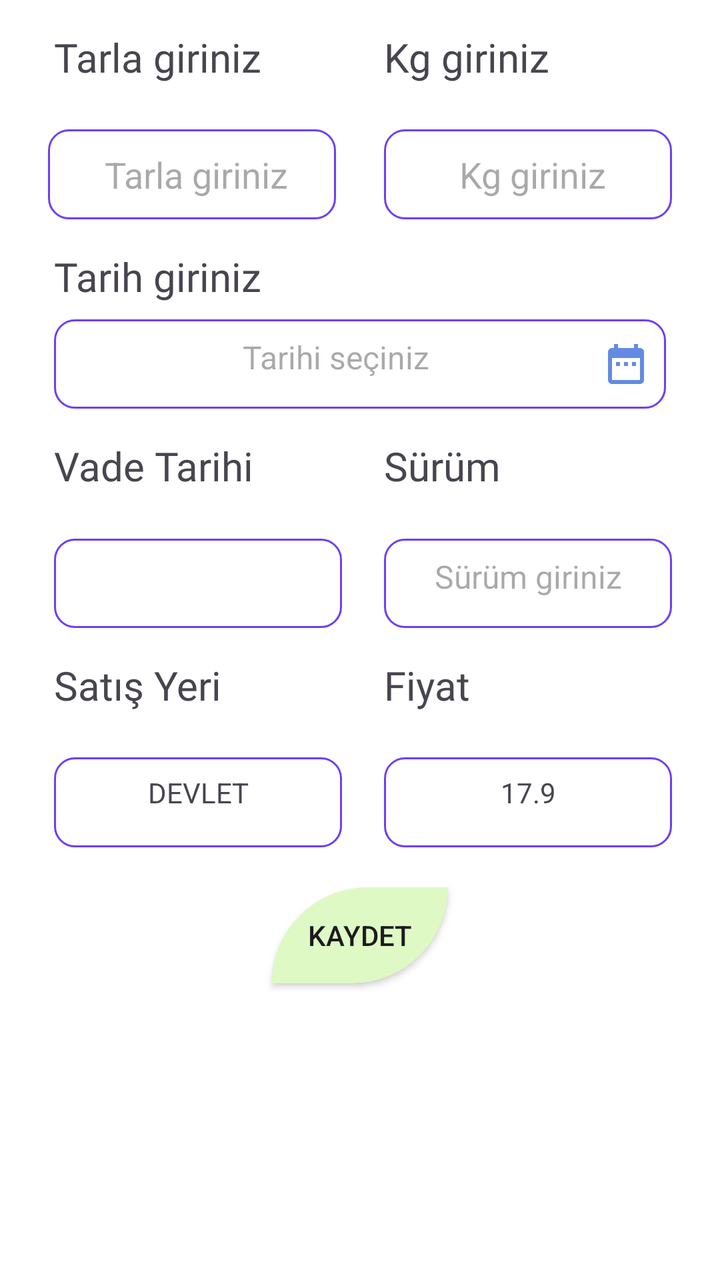
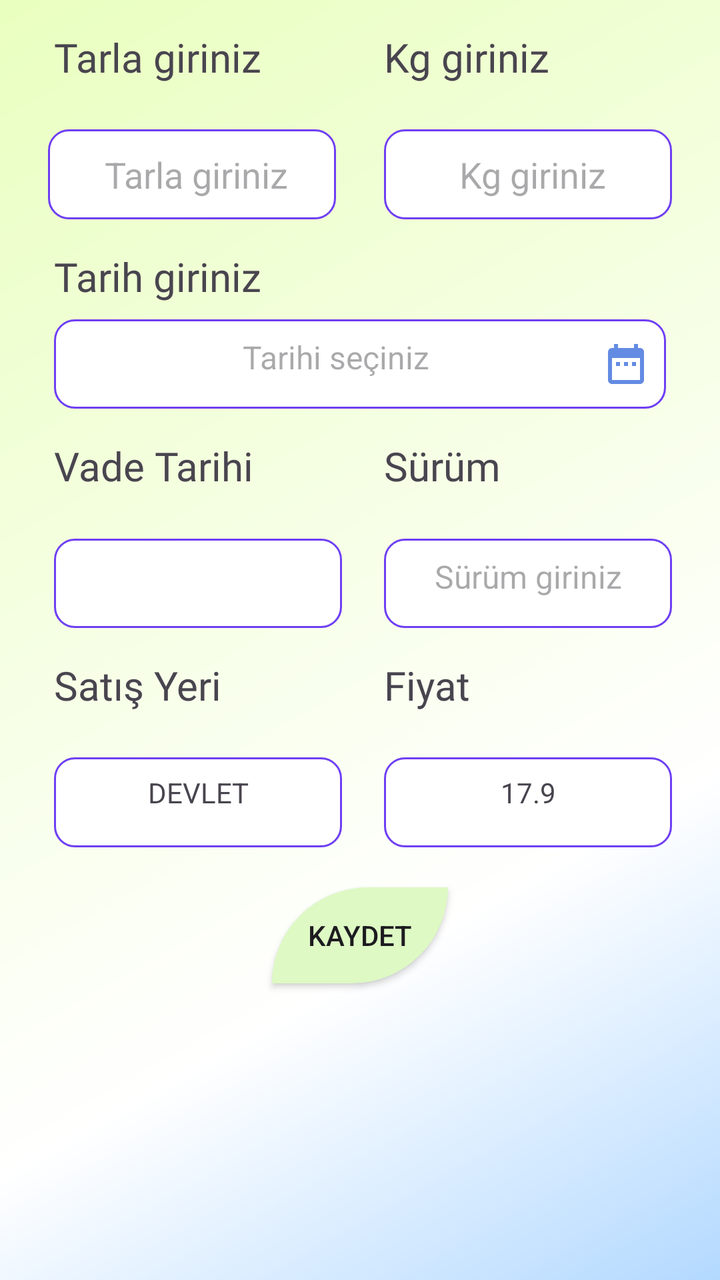

Before-and-after screenshots of an Android layout around one commit, followed by the original layout XML and the change that was made.
<!-- AndroidManifest.xml: application theme Theme.DesignExample -->
<!-- res/layout/fragment_devlet.xml -->
<?xml version="1.0" encoding="utf-8"?>
<androidx.constraintlayout.widget.ConstraintLayout xmlns:android="http://schemas.android.com/apk/res/android"
    xmlns:app="http://schemas.android.com/apk/res-auto"
    xmlns:tools="http://schemas.android.com/tools"
    android:layout_width="match_parent"
    android:layout_height="match_parent"
    android:background="#FFFFFF"
    tools:context=".design.new_design">

    <androidx.constraintlayout.widget.ConstraintLayout
        android:id="@+id/constraintLayout2"
        android:layout_width="match_parent"
        android:layout_height="0dp"
        app:layout_constraintBottom_toBottomOf="parent"
        app:layout_constraintEnd_toEndOf="parent"
        app:layout_constraintStart_toStartOf="parent"
        app:layout_constraintTop_toTopOf="parent">

        <TextView
            android:id="@+id/TarlaTextView"
            android:layout_width="0dp"
            android:layout_height="0dp"
            android:layout_marginTop="15dp"
            android:fontFamily="@font/plus_jakarta_sans"
            android:text="Tarla giriniz"
            android:textSize="20sp"
            app:layout_constraintHeight_percent="0.07"
            app:layout_constraintStart_toStartOf="@+id/TarihTextView"
            app:layout_constraintTop_toTopOf="parent"
            app:layout_constraintWidth_percent="0.4" />

        <TextView
            android:id="@+id/KgTextView"
            android:layout_width="0dp"
            android:layout_height="0dp"
            android:fontFamily="@font/plus_jakarta_sans"
            android:text="Kg giriniz"
            android:textSize="20sp"
            app:layout_constraintHeight_percent="0.07"
            app:layout_constraintStart_toStartOf="@+id/KgEditText"
            app:layout_constraintTop_toTopOf="@+id/TarlaTextView"
            app:layout_constraintWidth_percent="0.4" />

        <AutoCompleteTextView
            android:id="@+id/TarlaEditText"
            android:layout_width="0dp"
            android:layout_height="0dp"
            android:layout_marginTop="5dp"
            android:background="@drawable/edit_text_custom"
            android:hint=" Tarla giriniz"
            android:textAlignment="center"
            app:layout_constraintEnd_toStartOf="@+id/KgEditText"
            app:layout_constraintHeight_percent="0.07"
            app:layout_constraintHorizontal_bias="0.5"
            app:layout_constraintStart_toStartOf="parent"
            app:layout_constraintTop_toBottomOf="@+id/TarlaTextView"
            app:layout_constraintWidth_percent="0.4" />

        <EditText
            android:id="@+id/KgEditText"
            android:layout_width="0dp"
            android:layout_height="0dp"
            android:layout_marginTop="5dp"
            android:background="@drawable/edit_text_custom"
            android:ems="10"
            android:hint=" Kg giriniz"
            android:inputType="number|numberDecimal"
            android:textAlignment="center"
            app:layout_constraintEnd_toEndOf="parent"
            app:layout_constraintHeight_percent="0.07"
            app:layout_constraintHorizontal_bias="0.5"
            app:layout_constraintStart_toEndOf="@+id/TarlaEditText"
            app:layout_constraintTop_toBottomOf="@+id/KgTextView"
            app:layout_constraintWidth_percent="0.4" />

        <TextView
            android:id="@+id/TarihEditText"
            android:layout_width="0dp"
            android:layout_height="0dp"
            android:layout_marginTop="8dp"
            android:background="@drawable/edit_text_custom"
            android:drawableEnd="@drawable/takvim_icon"
            android:hint="Tarihi seçiniz"
            android:padding="8dp"
            android:textAlignment="center"
            android:textSize="16sp"
            app:layout_constraintEnd_toEndOf="parent"
            app:layout_constraintHeight_percent="0.07"
            app:layout_constraintHorizontal_bias="0.5"
            app:layout_constraintStart_toStartOf="parent"
            app:layout_constraintTop_toBottomOf="@+id/TarihTextView"
            app:layout_constraintWidth_percent="0.85" />

        <TextView
            android:id="@+id/TarihTextView"
            android:layout_width="wrap_content"
            android:layout_height="wrap_content"
            android:layout_marginTop="15dp"
            android:fontFamily="@font/plus_jakarta_sans"
            android:text="Tarih giriniz"
            android:textSize="20sp"
            app:layout_constraintStart_toStartOf="@+id/TarihEditText"
            app:layout_constraintTop_toBottomOf="@+id/TarlaEditText" />

        <TextView
            android:id="@+id/VadeTarihiTextView"
            android:layout_width="0dp"
            android:layout_height="0dp"
            android:layout_marginTop="15dp"
            android:fontFamily="@font/plus_jakarta_sans"
            android:text="Vade Tarihi"
            android:textSize="20sp"
            app:layout_constraintHeight_percent="0.07"
            app:layout_constraintStart_toStartOf="@+id/TarihEditText"
            app:layout_constraintTop_toBottomOf="@+id/TarihEditText"
            app:layout_constraintWidth_percent="0.4" />

        <TextView
            android:id="@+id/VadeTarihiEdit"
            android:layout_width="0dp"
            android:layout_height="0dp"
            android:layout_marginTop="5dp"
            android:background="@drawable/edit_text_custom"
            android:fontFamily="@font/plus_jakarta_sans"
            android:padding="8dp"
            android:textAlignment="center"
            app:layout_constraintHeight_percent="0.07"
            app:layout_constraintStart_toStartOf="@+id/VadeTarihiTextView"
            app:layout_constraintTop_toBottomOf="@+id/VadeTarihiTextView"
            app:layout_constraintWidth_percent="0.4" />

        <TextView
            android:id="@+id/YılTextView"
            android:layout_width="0dp"
            android:layout_height="0dp"
            android:fontFamily="@font/plus_jakarta_sans"
            android:text="Sürüm"
            android:textSize="20sp"
            app:layout_constraintHeight_percent="0.07"
            app:layout_constraintStart_toStartOf="@+id/KgEditText"
            app:layout_constraintTop_toTopOf="@+id/VadeTarihiTextView"
            app:layout_constraintWidth_percent="0.4" />

        <TextView
            android:id="@+id/SurumEditText"
            android:layout_width="0dp"
            android:layout_height="0dp"
            android:layout_marginTop="5dp"
            android:background="@drawable/edit_text_custom"
            android:ems="10"
            android:padding="8dp"
            android:hint="Sürüm giriniz"
            android:inputType="text"
            android:textAlignment="center"
            android:textSize="16sp"
            app:layout_constraintHeight_percent="0.07"
            app:layout_constraintStart_toStartOf="@+id/YılTextView"
            app:layout_constraintTop_toBottomOf="@+id/YılTextView"
            app:layout_constraintWidth_percent="0.4" />

        <TextView
            android:id="@+id/SatisYeriTextView"
            android:layout_width="0dp"
            android:layout_height="0dp"
            android:layout_marginTop="15dp"
            android:fontFamily="@font/plus_jakarta_sans"
            android:text="Satış Yeri"
            android:textSize="20sp"
            app:layout_constraintHeight_percent="0.07"
            app:layout_constraintStart_toStartOf="@+id/VadeTarihiEdit"
            app:layout_constraintTop_toBottomOf="@+id/VadeTarihiEdit"
            app:layout_constraintWidth_percent="0.4" />

        <TextView
            android:id="@+id/SatisYeriEditText"
            android:layout_width="0dp"
            android:layout_height="0dp"
            android:layout_marginTop="5dp"
            android:background="@drawable/edit_text_custom"
            android:padding="8dp"
            android:text="DEVLET"
            android:textAlignment="center"
            app:layout_constraintHeight_percent="0.07"
            app:layout_constraintStart_toStartOf="@+id/SatisYeriTextView"
            app:layout_constraintTop_toBottomOf="@+id/SatisYeriTextView"
            app:layout_constraintWidth_percent="0.4" />

        <TextView
            android:id="@+id/FiyatTextView"
            android:layout_width="0dp"
            android:layout_height="0dp"
            android:layout_marginTop="15dp"
            android:fontFamily="@font/plus_jakarta_sans"
            android:text="Fiyat"
            android:textSize="20sp"
            app:layout_constraintHeight_percent="0.07"
            app:layout_constraintStart_toStartOf="@+id/SurumEditText"
            app:layout_constraintTop_toBottomOf="@+id/SurumEditText"
            app:layout_constraintWidth_percent="0.4" />

        <TextView
            android:id="@+id/FiyatEdit"
            android:layout_width="0dp"
            android:layout_height="0dp"
            android:layout_marginTop="5dp"
            android:background="@drawable/edit_text_custom"
            android:fontFamily="@font/plus_jakarta_sans"
            android:padding="8dp"
            android:text="17.9"
            android:textAlignment="center"
            app:layout_constraintHeight_percent="0.07"
            app:layout_constraintStart_toStartOf="@+id/FiyatTextView"
            app:layout_constraintTop_toBottomOf="@+id/FiyatTextView"
            app:layout_constraintWidth_percent="0.4" />

        <androidx.appcompat.widget.AppCompatButton
            android:id="@+id/KaydetButton"
            android:layout_width="wrap_content"
            android:layout_height="wrap_content"
            android:layout_marginTop="20dp"
            android:text="kaydet"
            android:background="@drawable/custom_button_design"
            app:layout_constraintEnd_toEndOf="parent"
            app:layout_constraintHorizontal_bias="0.5"
            app:layout_constraintStart_toStartOf="parent"
            app:layout_constraintTop_toBottomOf="@+id/SatisYeriEditText" />

    </androidx.constraintlayout.widget.ConstraintLayout>
</androidx.constraintlayout.widget.ConstraintLayout>
<!-- resources referenced by this layout -->
<resources>
  <!-- drawable custom_button_design (drawable) -->
  <?xml version="1.0" encoding="utf-8"?>
  <shape xmlns:android="http://schemas.android.com/apk/res/android"
          android:shape="rectangle">
  
      <solid android:color="#DEF9C4"/>
      <corners android:topLeftRadius="100dp" android:bottomRightRadius="100dp"/>
  
  </shape>
  <!-- drawable edit_text_custom (drawable) -->
  <?xml version="1.0" encoding="utf-8"?>
  <selector xmlns:android="http://schemas.android.com/apk/res/android">
  
      
      <item android:state_enabled="true" android:state_focused="true">
          <shape android:shape="rectangle">
              <solid android:color="@android:color/white" />
              <corners android:radius="12dp" />
              <stroke android:width="2dp" android:color="#EDF1F3" />
          </shape>
  
      </item>
  
      
      <item android:state_enabled="true">
          <shape android:shape="rectangle">
              <solid android:color="@android:color/white" />
              <corners android:radius="10dp" />
              <stroke android:width="1dp" android:color="#6E3FF3" />
          </shape>
      </item>
  
  
  </selector>
  <!-- drawable takvim_icon (drawable) -->
  <vector xmlns:android="http://schemas.android.com/apk/res/android" android:height="24dp" android:tint="#638BE3" android:viewportHeight="24" android:viewportWidth="24" android:width="24dp">
        
      <path android:fillColor="@android:color/white" android:pathData="M9,11L7,11v2h2v-2zM13,11h-2v2h2v-2zM17,11h-2v2h2v-2zM19,4h-1L18,2h-2v2L8,4L8,2L6,2v2L5,4c-1.11,0 -1.99,0.9 -1.99,2L3,20c0,1.1 0.89,2 2,2h14c1.1,0 2,-0.9 2,-2L21,6c0,-1.1 -0.9,-2 -2,-2zM19,20L5,20L5,9h14v11z"/>
      
  </vector>
  <style name="Theme.DesignExample" parent="Base.Theme.DesignExample" />
  <style name="Base.Theme.DesignExample" parent="Theme.Material3.DayNight.NoActionBar">
          
          
          <item name="android:statusBarColor">@color/black</item>
      </style>
  <color name="black">#FF000000</color>
</resources>

<!-- the commit's change to res/layout/fragment_devlet.xml (unified diff, before → after) -->
@@ -14,7 +14,8 @@
         app:layout_constraintBottom_toBottomOf="parent"
         app:layout_constraintEnd_toEndOf="parent"
         app:layout_constraintStart_toStartOf="parent"
-        app:layout_constraintTop_toTopOf="parent">
+        app:layout_constraintTop_toTopOf="parent"
+        android:background="@drawable/card_view_gradient">
 
         <TextView
             android:id="@+id/TarlaTextView"
<!-- resource entries referenced after the edit -->
@@ -1,5 +1,24 @@
 <!-- resources referenced by this layout -->
 <resources>
+  <!-- drawable card_view_gradient (drawable) -->
+  <?xml version="1.0" encoding="utf-8"?>
+  <shape xmlns:android="http://schemas.android.com/apk/res/android"
+      android:shape="rectangle">
+  
+      <gradient
+          android:startColor="#B3D9FF"
+          android:centerColor="#FFFFFF"
+          android:endColor="#E9FFBF"
+          android:gradientRadius="0dp"
+          android:angle="135"
+          android:type="linear"
+          android:centerX="0.5"
+          android:centerY="0.3" />
+  
+  
+  
+  
+  </shape>
   <!-- drawable custom_button_design (drawable) -->
   <?xml version="1.0" encoding="utf-8"?>
   <shape xmlns:android="http://schemas.android.com/apk/res/android"
